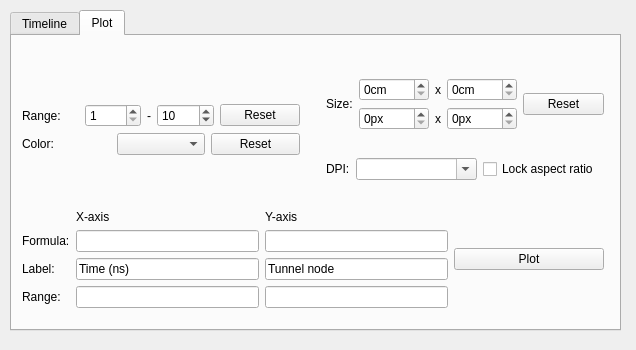
Qt form Caver4/ui/caver_analysis.ui (YaoYinYing/caver-pymol-plugin) before a commit.
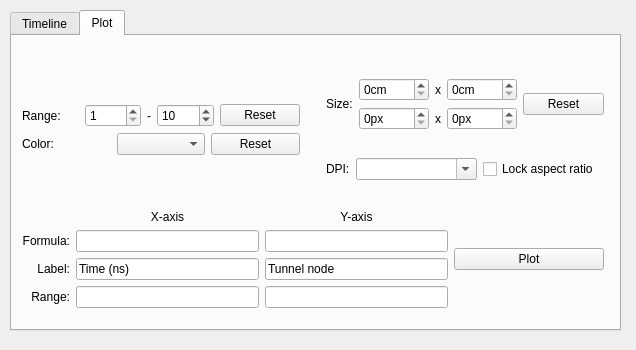
The same form after that commit. The open tabs and pages were chosen to show the change.

```diff
--- a/Caver4/ui/caver_analysis.ui
+++ b/Caver4/ui/caver_analysis.ui
@@ -895,6 +895,9 @@
             <property name="text">
              <string>Y-axis</string>
             </property>
+            <property name="alignment">
+             <set>Qt::AlignCenter</set>
+            </property>
            </widget>
           </item>
           <item row="1" column="2">
@@ -931,6 +934,9 @@
             <property name="text">
              <string>Label:</string>
             </property>
+            <property name="alignment">
+             <set>Qt::AlignRight|Qt::AlignTrailing|Qt::AlignVCenter</set>
+            </property>
            </widget>
           </item>
           <item row="1" column="0">
@@ -941,6 +947,9 @@
             <property name="text">
              <string>Formula:</string>
             </property>
+            <property name="alignment">
+             <set>Qt::AlignRight|Qt::AlignTrailing|Qt::AlignVCenter</set>
+            </property>
            </widget>
           </item>
           <item row="1" column="1">
@@ -977,6 +986,9 @@
             <property name="text">
              <string>X-axis</string>
             </property>
+            <property name="alignment">
+             <set>Qt::AlignCenter</set>
+            </property>
            </widget>
           </item>
           <item row="3" column="0">
@@ -984,6 +996,9 @@
             <property name="text">
              <string>Range:</string>
             </property>
+            <property name="alignment">
+             <set>Qt::AlignRight|Qt::AlignTrailing|Qt::AlignVCenter</set>
+            </property>
            </widget>
           </item>
           <item row="3" column="1">
```
